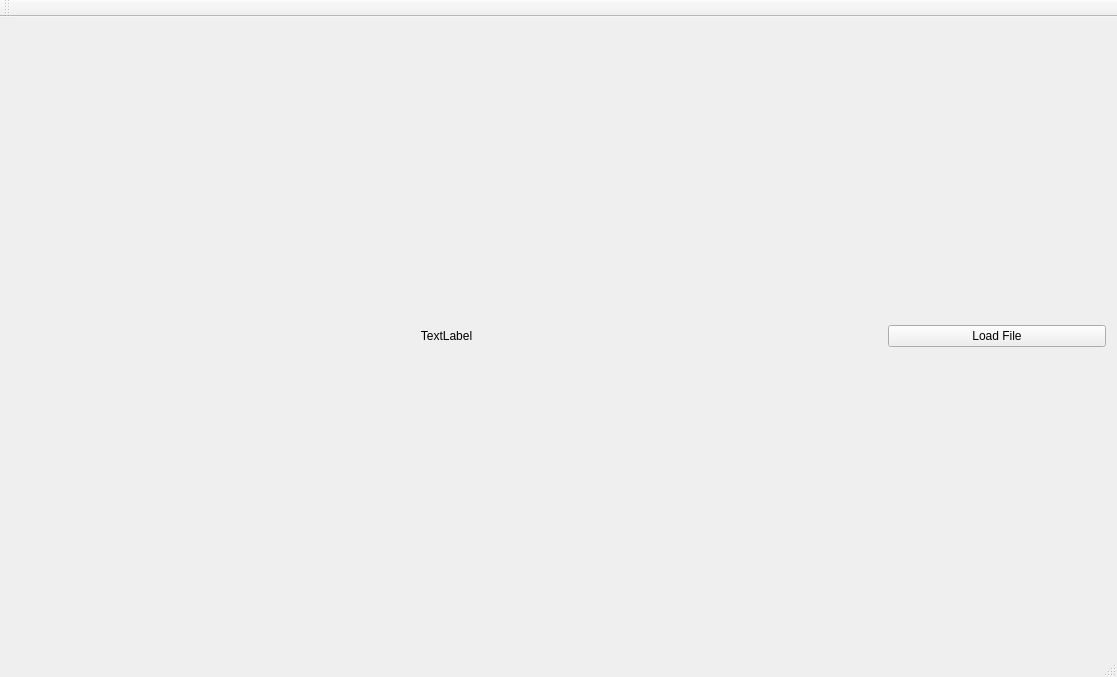
Qt form Final Project/MediaPlayer/MediaPlayer/MediaPlayer.ui (jingyangcarl/CSCI576) before a commit.
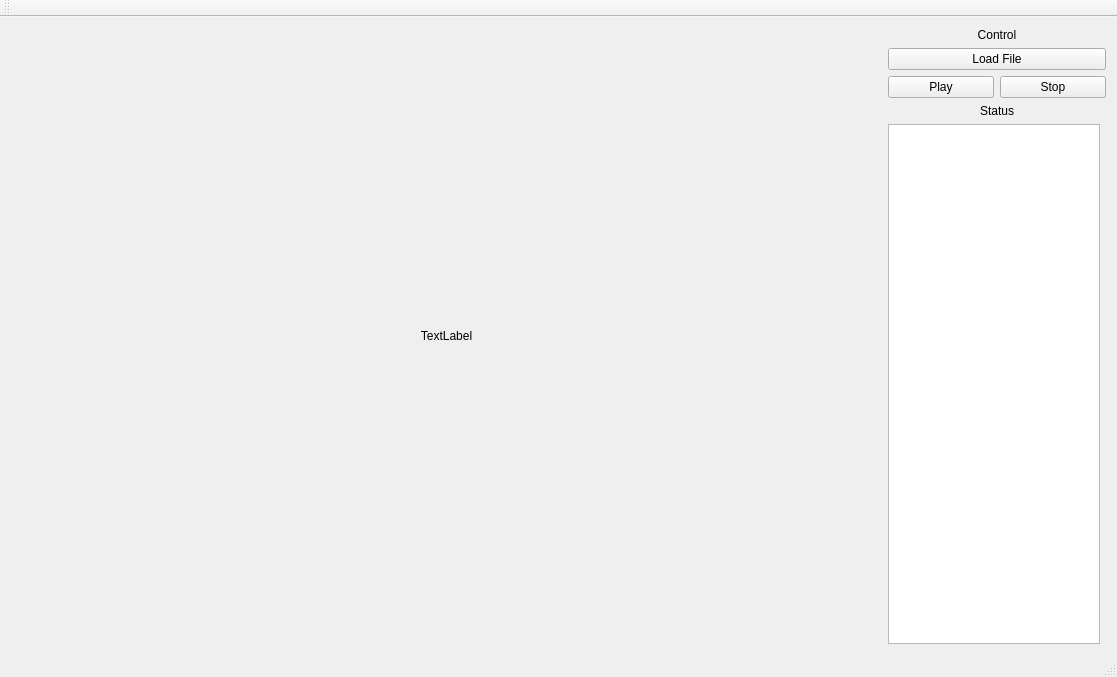
The same form after that commit.

Commit message: Button Play and Button Stop Test

Patch:
```diff
--- a/Final Project/MediaPlayer/MediaPlayer/MediaPlayer.ui
+++ b/Final Project/MediaPlayer/MediaPlayer/MediaPlayer.ui
@@ -31,12 +31,57 @@
     </item>
     <item row="0" column="1">
      <layout class="QGridLayout" name="gridLayout_control">
-      <item row="0" column="0">
-       <widget class="QPushButton" name="pushButton_load">
-        <property name="text">
-         <string>Load File</string>
-        </property>
-       </widget>
+      <item row="0" column="0" colspan="2">
+       <layout class="QGridLayout" name="gridLayout_2">
+        <item row="2" column="0">
+         <widget class="QPushButton" name="pushButton_play">
+          <property name="text">
+           <string>Play</string>
+          </property>
+         </widget>
+        </item>
+        <item row="2" column="1">
+         <widget class="QPushButton" name="pushButton_stop">
+          <property name="text">
+           <string>Stop</string>
+          </property>
+         </widget>
+        </item>
+        <item row="0" column="0" colspan="2">
+         <widget class="QLabel" name="label_control">
+          <property name="text">
+           <string>Control</string>
+          </property>
+          <property name="alignment">
+           <set>Qt::AlignCenter</set>
+          </property>
+         </widget>
+        </item>
+        <item row="1" column="0" colspan="2">
+         <widget class="QPushButton" name="pushButton_load">
+          <property name="text">
+           <string>Load File</string>
+          </property>
+         </widget>
+        </item>
+       </layout>
+      </item>
+      <item row="2" column="0" colspan="2">
+       <layout class="QGridLayout" name="gridLayout_3">
+        <item row="0" column="0" colspan="2">
+         <widget class="QLabel" name="label_status">
+          <property name="text">
+           <string>Status</string>
+          </property>
+          <property name="alignment">
+           <set>Qt::AlignCenter</set>
+          </property>
+         </widget>
+        </item>
+        <item row="1" column="0">
+         <widget class="QTextBrowser" name="textBrowser_output"/>
+        </item>
+       </layout>
       </item>
      </layout>
     </item>
```
The commit also changes 25 other files.
